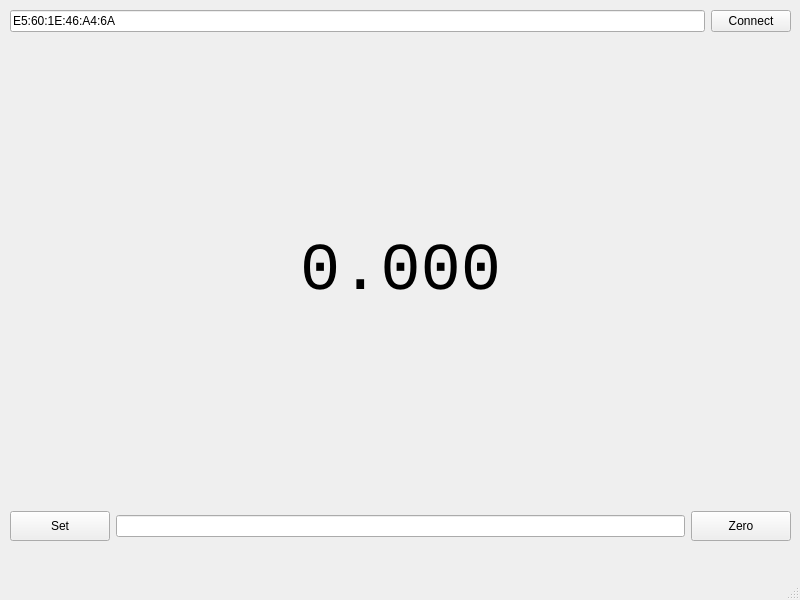
Before: the Qt Designer form main_window.ui in siyka-au/qtdro, drawn with Qt 5.
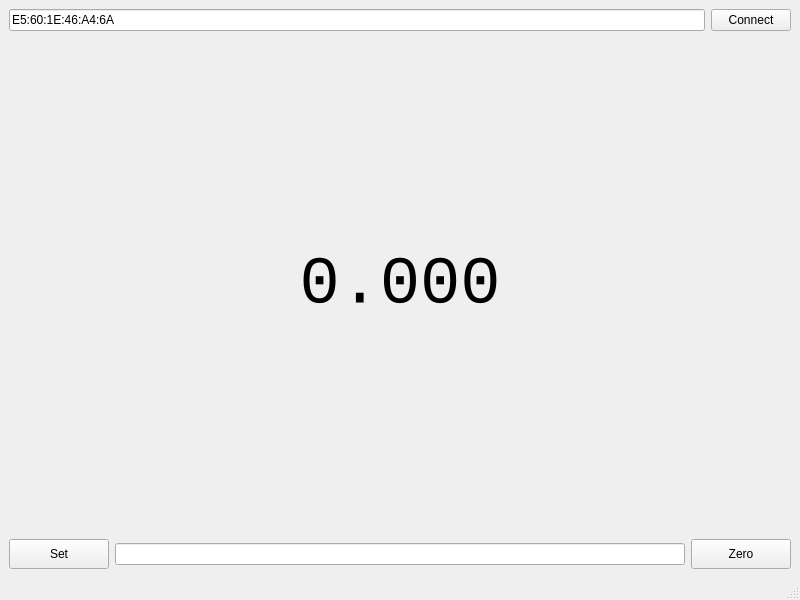
After: the same form once the commit is applied.

Commit message: Fixed layout issues

What changed in the file:
```diff
--- a/main_window.ui
+++ b/main_window.ui
@@ -16,6 +16,12 @@
     <verstretch>0</verstretch>
    </sizepolicy>
   </property>
+  <property name="minimumSize">
+   <size>
+    <width>640</width>
+    <height>480</height>
+   </size>
+  </property>
   <property name="windowTitle">
    <string>DRO</string>
   </property>
@@ -26,18 +32,11 @@
      <verstretch>0</verstretch>
     </sizepolicy>
    </property>
-   <widget class="QWidget" name="verticalLayoutWidget">
-    <property name="geometry">
-     <rect>
-      <x>10</x>
-      <y>10</y>
-      <width>781</width>
-      <height>531</height>
-     </rect>
-    </property>
+   <layout class="QGridLayout" name="gridLayout">
+    <item row="0" column="0">
     <layout class="QVBoxLayout" name="verticalLayoutMain">
      <property name="sizeConstraint">
-      <enum>QLayout::SetMaximumSize</enum>
+       <enum>QLayout::SetDefaultConstraint</enum>
      </property>
      <item>
       <layout class="QHBoxLayout" name="horizontalLayoutConnection">
@@ -152,7 +151,8 @@
       </layout>
      </item>
     </layout>
-   </widget>
+    </item>
+   </layout>
   </widget>
   <widget class="QMenuBar" name="menubar">
    <property name="geometry">
```
Lines whose indentation alone changed are shown as unchanged. The commit also changes 6 other files.
